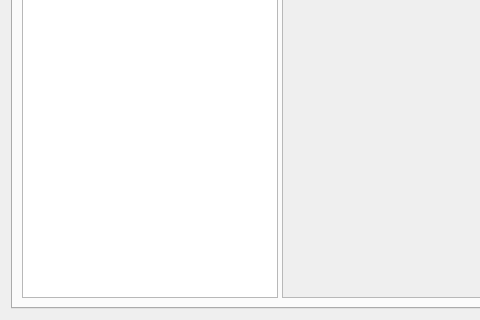
The window that src/platform/qt/tmc/EntityView.ui (octorock/mgba) describes before a commit, drawn with Qt 5; both pictures show x 0 to 480 and y 367 to 687 of the 730 by 687 pixel window.
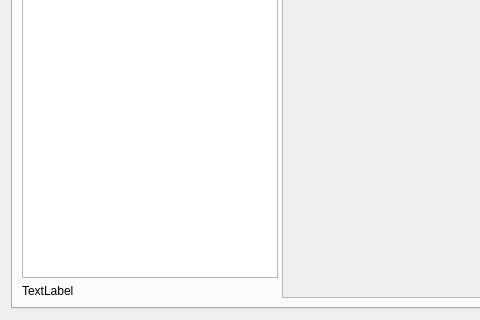
The same window after the commit.

Commit message: Draw hitboxes

```diff
--- a/src/platform/qt/tmc/EntityView.ui
+++ b/src/platform/qt/tmc/EntityView.ui
@@ -23,7 +23,7 @@
       <attribute name="title">
        <string>Entity Explorer</string>
       </attribute>
-      <layout class="QVBoxLayout" name="verticalLayout_3">
+      <layout class="QVBoxLayout" name="verticalLayout_8">
        <item>
         <widget class="QSplitter" name="splitter">
          <property name="orientation">
@@ -35,7 +35,23 @@
          <property name="childrenCollapsible">
           <bool>false</bool>
          </property>
-         <widget class="QListView" name="entityLists"/>
+         <widget class="QWidget" name="">
+          <layout class="QVBoxLayout" name="verticalLayout_3" stretch="1,0">
+           <property name="sizeConstraint">
+            <enum>QLayout::SetDefaultConstraint</enum>
+           </property>
+           <item>
+            <widget class="QListView" name="entityLists"/>
+           </item>
+           <item>
+            <widget class="QLabel" name="labelGameView">
+             <property name="text">
+              <string>TextLabel</string>
+             </property>
+            </widget>
+           </item>
+          </layout>
+         </widget>
          <widget class="QScrollArea" name="scrollArea">
           <property name="sizePolicy">
            <sizepolicy hsizetype="Expanding" vsizetype="Expanding">
```
Left out of the diff: 11 changed lines with no effect on the pictures. The commit also changes 2 other files.
